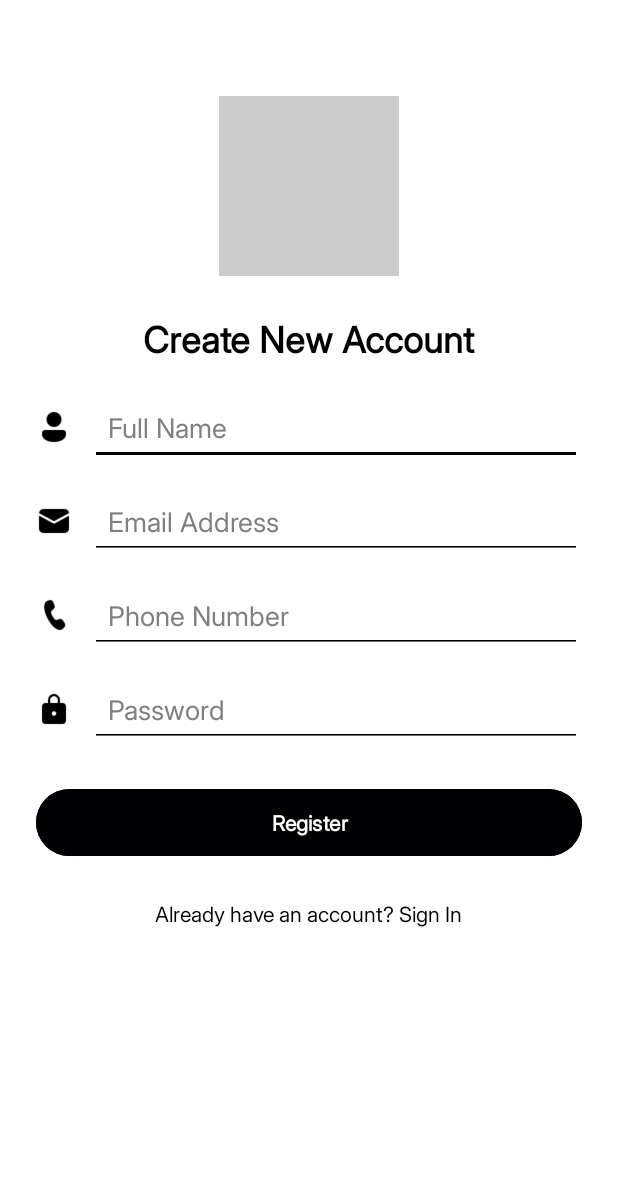
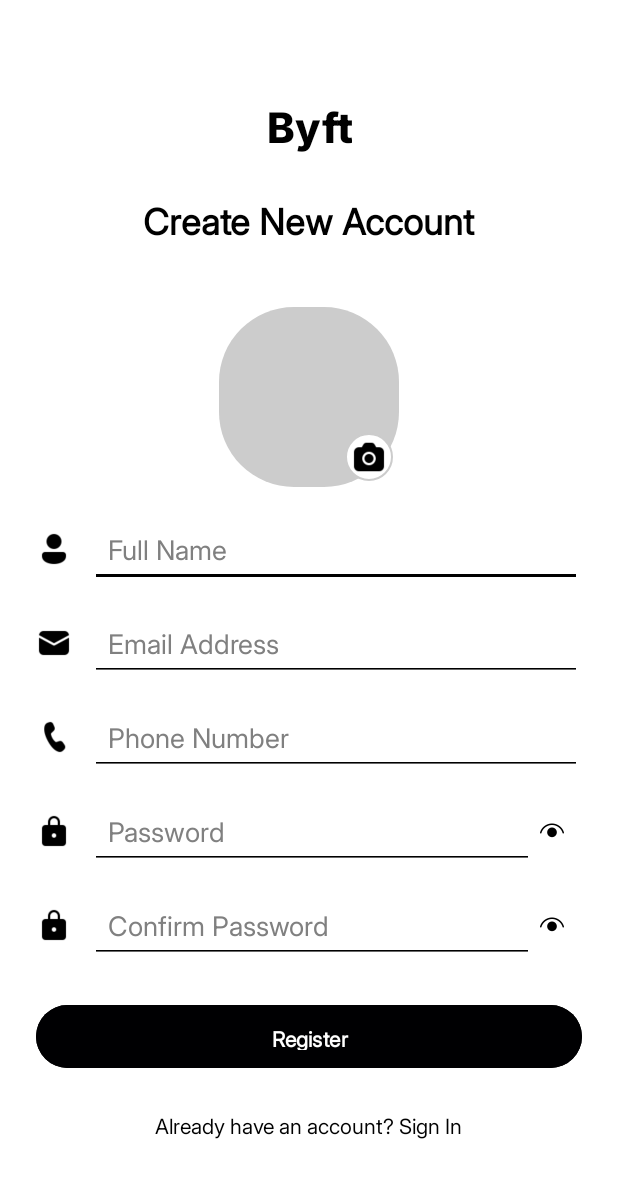
Before and after one commit to RyanSilva2004/Byft, an Android app: the layout activity_signup.xml on its own in the app's theme, with its tools: preview values and no code run, on a phone screen of 412 x 824 dp. Shown: the top 1178 px of the screen. Run offline under Robolectric (Android 15) with nearby library versions, the phone set to English and light mode, and no system bars.

Commit message:
Initializing DB Connection & UI improvements (Sign in & Sign up)

```diff
--- a/app/src/main/AndroidManifest.xml
+++ b/app/src/main/AndroidManifest.xml
@@ -21,6 +21,7 @@
                 <category android:name="android.intent.category.LAUNCHER" />
             </intent-filter>
         </activity>
+
     </application>
 
 </manifest>
--- a/app/src/main/java/com/byft/MainActivity.java
+++ b/app/src/main/java/com/byft/MainActivity.java
@@ -14,8 +14,8 @@ public class MainActivity extends AppCompatActivity {
     protected void onCreate(Bundle savedInstanceState) {
         super.onCreate(savedInstanceState);
         EdgeToEdge.enable(this);
-        setContentView(R.layout.activity_signup);
-        ViewCompat.setOnApplyWindowInsetsListener(findViewById(R.id.signup), (v, insets) -> {
+        setContentView(R.layout.activity_signin);
+        ViewCompat.setOnApplyWindowInsetsListener(findViewById(R.id.signin), (v, insets) -> {
             Insets systemBars = insets.getInsets(WindowInsetsCompat.Type.systemBars());
             v.setPadding(systemBars.left, systemBars.top, systemBars.right, systemBars.bottom);
             return insets;
--- /dev/null
+++ b/app/src/main/res/drawable/circular_background.xml
@@ -0,0 +1,5 @@
+<?xml version="1.0" encoding="utf-8"?>
+<shape xmlns:android="http://schemas.android.com/apk/res/android">
+    <solid android:color="#CCCCCC"/> <!-- Set this to your desired background color -->
+    <corners android:radius="50dp"/> <!-- This makes the shape circular -->
+</shape>
--- /dev/null
+++ b/app/src/main/res/drawable/circular_icon_background.xml
@@ -0,0 +1,6 @@
+<?xml version="1.0" encoding="utf-8"?>
+<shape xmlns:android="http://schemas.android.com/apk/res/android">
+    <solid android:color="#FFFFFF"/> <!-- Background color for the icon -->
+    <corners android:radius="16dp"/> <!-- Radius to make it circular -->
+    <stroke android:width="1dp" android:color="#CCCCCC"/> <!-- Optional: subtle border -->
+</shape>
--- a/app/src/main/res/layout/activity_signup.xml
+++ b/app/src/main/res/layout/activity_signup.xml
@@ -13,15 +13,19 @@
     android:background="#FFFFFF"
     android:padding="24dp">
 
-    <!-- Logo Placeholder -->
-    <ImageView
-        android:id="@+id/logo"
-        android:layout_width="120dp"
-        android:layout_height="120dp"
+    <TextView
+        android:id="@+id/appTitle"
+        android:layout_width="wrap_content"
+        android:layout_height="wrap_content"
         android:layout_gravity="center_horizontal"
         android:layout_marginTop="40dp"
-        android:contentDescription="App Logo"
-        android:background="#CCCCCC" />
+        android:fontFamily="@font/inter_extrabold"
+        android:text="Byft"
+        android:textColor="#000000"
+        android:textSize="28sp"
+        android:gravity="center" />
+
+    <!-- Profile Picture Container -->
 
     <!-- Title -->
     <TextView
@@ -35,6 +39,42 @@
         android:textColor="#000000"
         android:textSize="24sp"
         android:textStyle="bold" />
+
+    <FrameLayout
+        android:layout_width="120dp"
+        android:layout_height="120dp"
+        android:layout_gravity="center_horizontal"
+        android:layout_marginTop="40dp">
+
+        <!-- Circular Profile Image -->
+        <ImageView
+            android:id="@+id/profileImage"
+            android:layout_width="match_parent"
+            android:layout_height="match_parent"
+            android:contentDescription="Profile Picture"
+            android:scaleType="centerCrop"
+            android:background="@drawable/circular_background" />
+
+        <!-- Camera Icon for Upload Profile Picture -->
+        <FrameLayout
+            android:layout_width="wrap_content"
+            android:layout_height="wrap_content"
+            android:layout_gravity="bottom|end"
+            android:layout_margin="4dp">
+
+            <ImageView
+                android:id="@+id/uploadIcon"
+                android:layout_width="32dp"
+                android:layout_height="32dp"
+                android:src="@drawable/camera"
+                android:contentDescription="Upload Icon"
+                android:background="@drawable/circular_icon_background"
+                android:padding="4dp" />
+        </FrameLayout>
+    </FrameLayout>
+
+
+
 
     <!-- Name Input with Icon -->
     <LinearLayout
@@ -125,7 +165,7 @@
             android:inputType="phone" />
     </LinearLayout>
 
-    <!-- Password Input with Icon -->
+    <!-- Password Input with Icon and View Toggle -->
     <LinearLayout
         android:layout_width="match_parent"
         android:layout_height="wrap_content"
@@ -153,13 +193,65 @@
             android:textColorHint="#808080"
             android:padding="12dp"
             android:inputType="textPassword" />
+
+        <!-- View Password Icon -->
+        <ImageView
+            android:id="@+id/viewPasswordIcon"
+            android:layout_width="24dp"
+            android:layout_height="24dp"
+            android:layout_gravity="center_vertical"
+            android:layout_marginEnd="8dp"
+            android:src="@drawable/eye"
+            android:contentDescription="View Password Icon"
+            android:padding="4dp" />
+    </LinearLayout>
+
+    <!-- Confirm Password Input with Icon and View Toggle -->
+    <LinearLayout
+        android:layout_width="match_parent"
+        android:layout_height="wrap_content"
+        android:layout_marginTop="12dp"
+        android:orientation="horizontal">
+
+        <ImageView
+            android:id="@+id/confirmPasswordIcon"
+            android:layout_width="24dp"
+            android:layout_height="24dp"
+            android:layout_gravity="center_vertical"
+            android:src="@drawable/password"
+            android:contentDescription="Confirm Password Icon" />
+
+        <EditText
+            android:id="@+id/inputConfirmPassword"
+            android:layout_width="0dp"
+            android:layout_height="wrap_content"
+            android:layout_weight="1"
+            android:layout_marginStart="12dp"
+            android:hint="Confirm Password"
+            android:fontFamily="@font/inter"
+            android:backgroundTint="#000000"
+            android:textColor="#000000"
+            android:textColorHint="#808080"
+            android:padding="12dp"
+            android:inputType="textPassword" />
+
+        <!-- View Confirm Password Icon -->
+        <ImageView
+            android:id="@+id/viewConfirmPasswordIcon"
+            android:layout_width="24dp"
+            android:layout_height="24dp"
+            android:layout_gravity="center_vertical"
+            android:layout_marginEnd="8dp"
+            android:src="@drawable/eye"
+            android:contentDescription="View Confirm Password Icon"
+            android:padding="4dp" />
     </LinearLayout>
 
     <!-- Register Button -->
     <Button
         android:id="@+id/registerButton"
         android:layout_width="match_parent"
-        android:layout_height="wrap_content"
+        android:layout_height="50dp"
         android:layout_marginTop="24dp"
         android:backgroundTint="#000002"
         android:fontFamily="@font/inter"
```
Also changed, not shown: app/src/main/java/com/byft/DBManager.java (added, +46 -0 lines), app/src/main/res/layout/activity_signin.xml (+15 -10 lines), app/src/main/res/drawable/camera.png (added), app/src/main/res/drawable/eye.png (added), app/src/main/res/drawable/upload.png (added), app/src/main/res/font/inter_extrabold.ttf (added).
